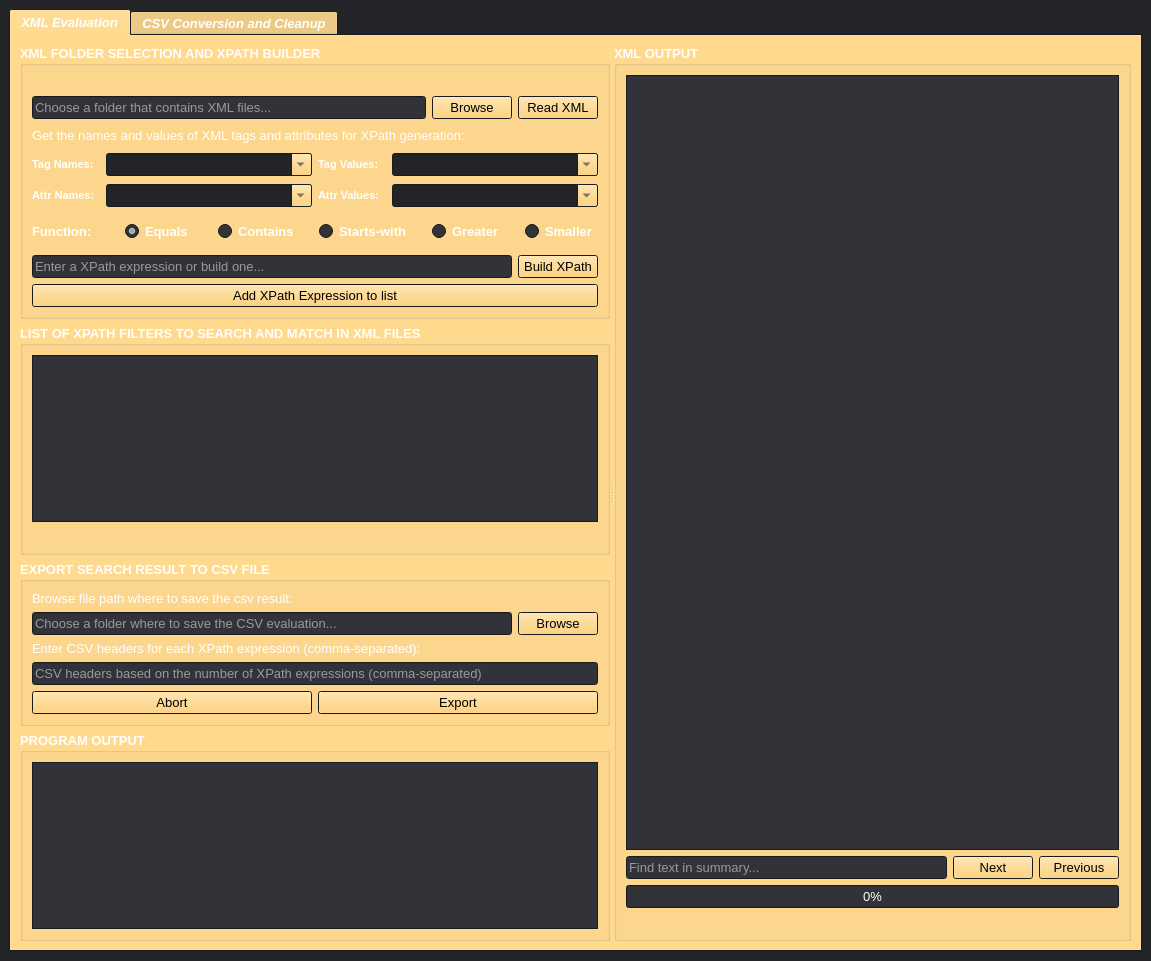
Old version of the form src/xmluvation/resources/ui/XMLuvation.ui in the repository zaricj/XMLuvation.
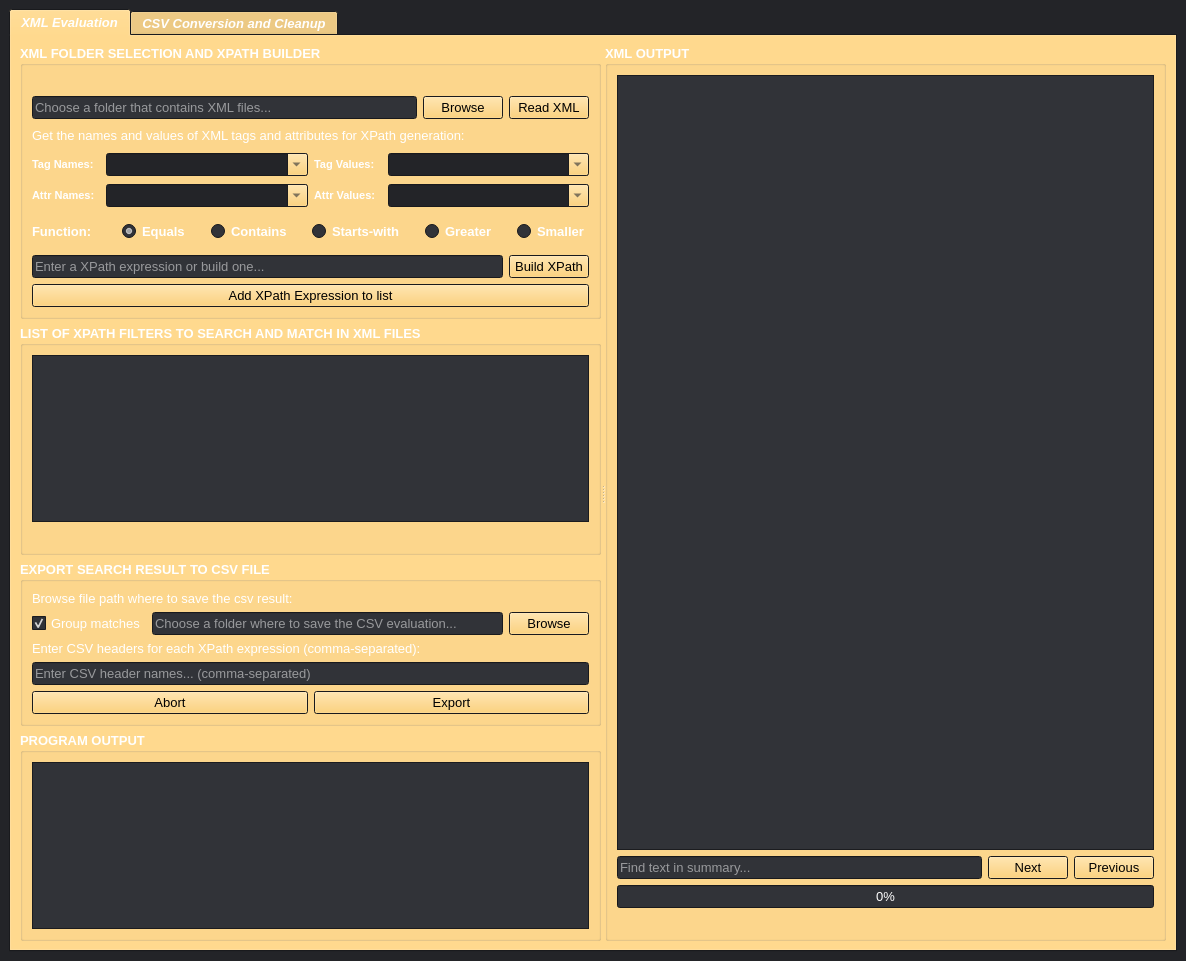
New version of the form. Icons and pictures are not drawn.

Commit message:
Add grouping option for CSV export matches and update UI elements
- Introduced a checkbox to group matches in the CSV export process.
- Updated the CSV export logic to handle grouping based on user selection.
- Enhanced UI with tooltips for better user guidance and adjusted layout dimensions.

Diff of the .ui file:
```diff
--- a/src/xmluvation/resources/ui/XMLuvation.ui
+++ b/src/xmluvation/resources/ui/XMLuvation.ui
@@ -9,7 +9,7 @@
    <rect>
     <x>0</x>
     <y>0</y>
-    <width>1151</width>
+    <width>1186</width>
     <height>961</height>
    </rect>
   </property>
@@ -1125,6 +1125,29 @@
                </item>
                <item>
                 <layout class="QHBoxLayout" name="hor_layout_csv_input_and_export">
+                 <item>
+                  <widget class="QCheckBox" name="checkbox_group_matches">
+                   <property name="font">
+                    <font>
+                     <family>Microsoft YaHei UI</family>
+                     <pointsize>10</pointsize>
+                     <italic>false</italic>
+                     <bold>false</bold>
+                     <underline>false</underline>
+                     <strikeout>false</strikeout>
+                    </font>
+                   </property>
+                   <property name="toolTip">
+                    <string>This option groups matches together and writes them to the CSV file using a semicolon as the delimiter. If this option is disabled, each match is written to a new row in the CSV file.</string>
+                   </property>
+                   <property name="text">
+                    <string>Group matches</string>
+                   </property>
+                   <property name="checked">
+                    <bool>true</bool>
+                   </property>
+                  </widget>
+                 </item>
                  <item>
                   <widget class="QLineEdit" name="line_edit_csv_output_path">
                    <property name="font">
@@ -1208,7 +1231,7 @@
                     </font>
                    </property>
                    <property name="placeholderText">
-                    <string>CSV headers based on the number of XPath expressions (comma-separated)</string>
+                    <string>Enter CSV header names... (comma-separated)</string>
                    </property>
                    <property name="clearButtonEnabled">
                     <bool>true</bool>
@@ -1326,7 +1349,7 @@
               </property>
               <property name="minimumSize">
                <size>
-                <width>500</width>
+                <width>550</width>
                 <height>0</height>
                </size>
               </property>
```
Left out of the diff: 44 changed lines with no effect on the pictures. The commit also changes 4 other files.
